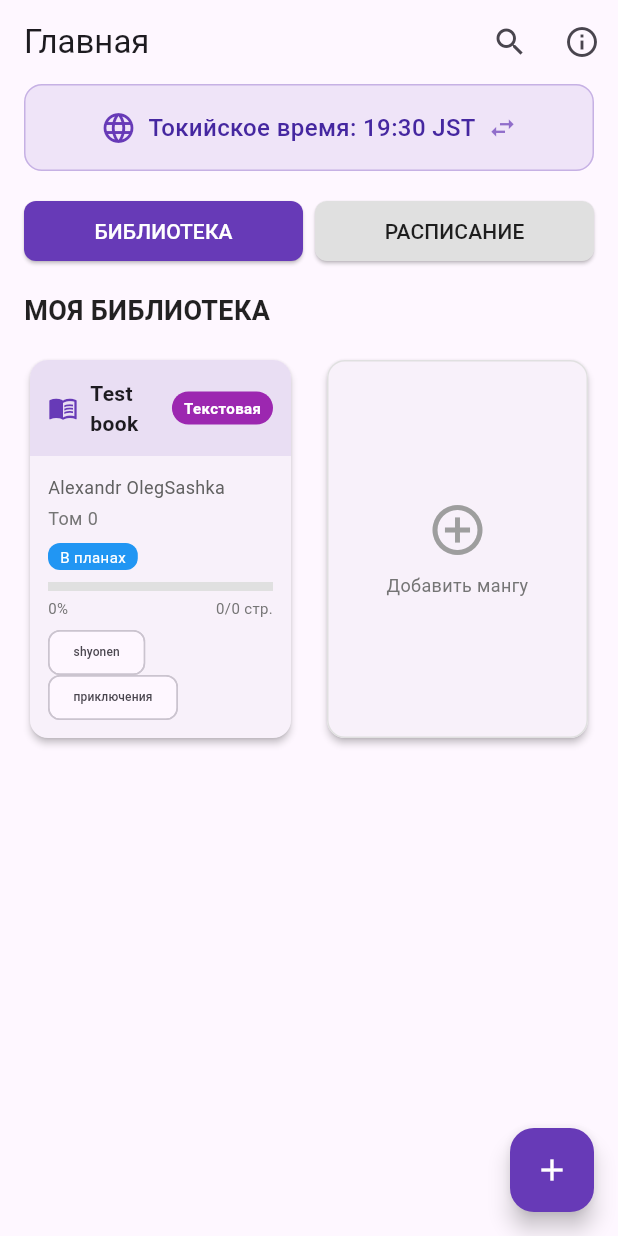
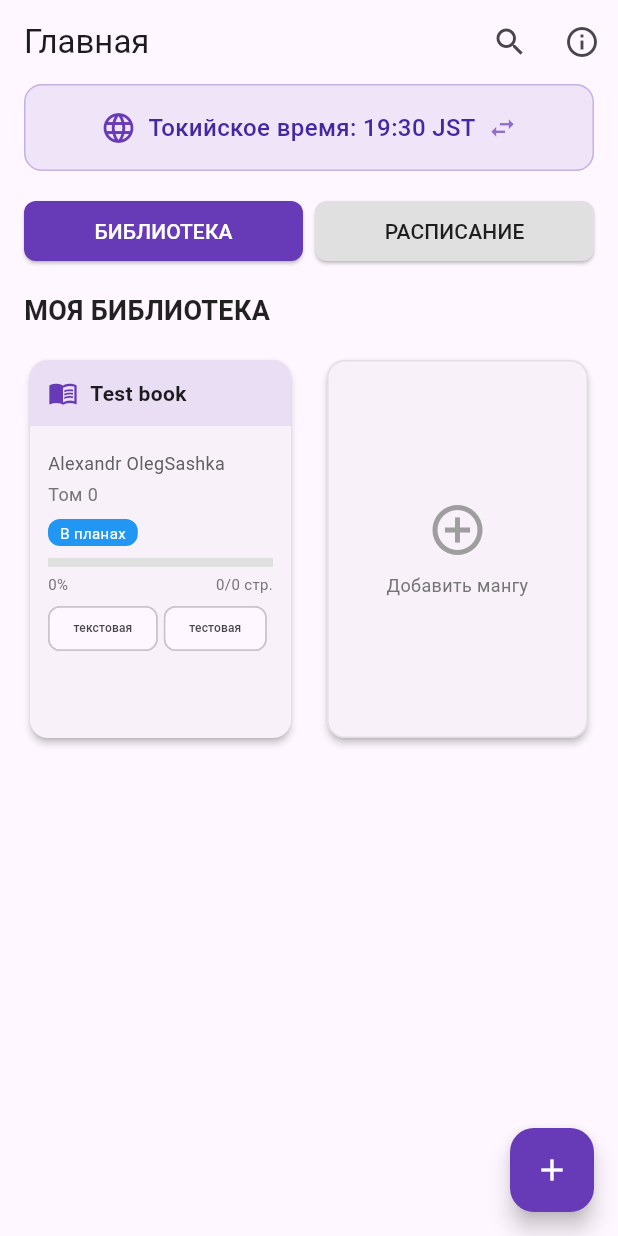
Before and after one commit to OlegSashKa/Manga-Library, a Flutter app: the screen it shows after launch, on a phone screen of 412 x 824 dp. Run offline on Flutter 3.47's test engine with Material 3 defaults, Android fonts, the phone set to English and light mode, and no system bars; our stand-ins replace file_picker, package_info_plus, sqflite; missing offline and left inert: downloadsfolder; accounts and stored records are empty.

```diff
--- a/lib/core/data/mock_data.dart
+++ b/lib/core/data/mock_data.dart
@@ -17,7 +17,7 @@ class MockData {
         totalPages: 0,
         progress: 0,
         status: BookStatus.planned,
-        tags: ['shyonen', 'приключения', 'ниндзя'],
+        tags: ['текстовая','тестовая'],
         addedDate: DateTime.now(),
         lastDateOpen: DateTime.now(),
         readingTime: Duration(hours: 99, minutes: 60, seconds: 60),
--- a/lib/ui/add_book_dialog/add_book_dialog.dart
+++ b/lib/ui/add_book_dialog/add_book_dialog.dart
@@ -310,7 +310,7 @@ class _AddBookDialogState extends State<AddBookDialog> {
         title: _titleController.text,
         author: _authorController.text.isEmpty ? 'Неизвестен' : _authorController.text,
         bookType: importResult.bookType,      // Тип определился автоматически!
-        filePath: importResult.filePath,      // Путь к скопированному файлу
+        filePath: importResult.bookPath,      // Путь к скопированному файлу
         fileFormat: path.extension(importResult.filePath).replaceFirst('.', ''),
         fileSize: importResult.fileSize,      // Реальный размер файла
         addedDate: DateTime.now(),
@@ -322,8 +322,8 @@ class _AddBookDialogState extends State<AddBookDialog> {
         status: BookStatus.planned,
         readingTime: Duration.zero,
         isFavorite: false,
-        tags: [],
-        chapters: [],
+        tags: [Book.getBookTypeByName(importResult.bookType.name)],
+        chapters: const [],
         currentChapterIndex: 0,
       );
 
--- a/lib/ui/library/library_screen.dart
+++ b/lib/ui/library/library_screen.dart
@@ -608,21 +608,6 @@ class _LibraryScreenState extends State<LibraryScreen> with TickerProviderStateM
                       overflow: TextOverflow.ellipsis,
                     ),
                   ),
-                  Container(
-                    padding: EdgeInsets.symmetric(horizontal: 8, vertical: 4),
-                    decoration: BoxDecoration(
-                      color: Colors.purple,
-                      borderRadius: BorderRadius.circular(12),
-                    ),
-                    child: Text(
-                      book.getBookType(),
-                      style: TextStyle(
-                        color: Colors.white,
-                        fontSize: 10,
-                        fontWeight: FontWeight.bold,
-                      ),
-                    ),
-                  ),
                 ],
               ),
             ),
@@ -631,6 +616,22 @@ class _LibraryScreenState extends State<LibraryScreen> with TickerProviderStateM
               child: Column(
                 crossAxisAlignment: CrossAxisAlignment.start,
                 children: [
+                  // Container(
+                  //   padding: EdgeInsets.symmetric(horizontal: 8, vertical: 4),
+                  //   decoration: BoxDecoration(
+                  //     color: Colors.purple,
+                  //     borderRadius: BorderRadius.circular(12),
+                  //   ),
+                  //   child: Text(
+                  //     book.getBookType(),
+                  //     style: TextStyle(
+                  //       color: Colors.white,
+                  //       fontSize: 10,
+                  //       fontWeight: FontWeight.bold,
+                  //     ),
+                  //   ),
+                  // ),
+                  SizedBox(height: 4),
                   if (book.author.isNotEmpty) ...[
                     Text(
                       book.author,
@@ -694,16 +695,17 @@ class _LibraryScreenState extends State<LibraryScreen> with TickerProviderStateM
                     SizedBox(height: 8),
                     Wrap(
                       spacing: 4,
-                      children: book.tags.take(2).map((tag) =>
-                          Chip(
-                            label: Text(
-                              tag,
-                              style: TextStyle(fontSize: 8),
-                            ),
-                            materialTapTargetSize: MaterialTapTargetSize
-                                .shrinkWrap,
-                            visualDensity: VisualDensity.compact,
-                          )).toList(),
+                      children: book.tags.take(2).map((tag) {
+                        print('🔍 Отрисовываем тег: "${tag}"');
+                        return Chip(
+                          label: Text(
+                            tag,
+                            style: TextStyle(fontSize: 8),
+                          ),
+                          materialTapTargetSize: MaterialTapTargetSize.shrinkWrap,
+                          visualDensity: VisualDensity.compact,
+                        );
+                      }).toList(),
                     ),
                   ],
                 ],
@@ -761,15 +763,10 @@ class _LibraryScreenState extends State<LibraryScreen> with TickerProviderStateM
   }
 
   void _deleteBook(Book book) {
-    // Логика удаления книги
-    // Например:
-    // - Удалить из базы данных
-    // - Обновить состояние списка
-    // - Показать сообщение об удалении
+    _loadLibraryData();
+
     ScaffoldMessenger.of(context).showSnackBar(
-      SnackBar(
-        content: Text('Книга "${book.title}" удалена'),
-      ),
+      SnackBar(content: Text('Книга "${book.title}" удалена')),
     );
   }
 
--- a/pubspec.yaml
+++ b/pubspec.yaml
@@ -16,7 +16,7 @@ publish_to: 'none' # Remove this line if you wish to publish to pub.dev
 # https://developer.apple.com/library/archive/documentation/General/Reference/InfoPlistKeyReference/Articles/CoreFoundationKeys.html
 # In Windows, build-name is used as the major, minor, and patch parts
 # of the product and file versions while build-number is used as the build suffix.
-version: 0.2.23+2
+version: 0.2.3+1
 
 environment:
   sdk: ^3.9.2
```
Also changed, not shown: lib/core/database/database_helper.dart (+0 -54 lines), lib/core/services/file_service.dart (+28 -1 lines), lib/domain/models/book.dart (+28 -16 lines), lib/ui/book_details_screen/book_details_screen.dart (+42 -3 lines).
